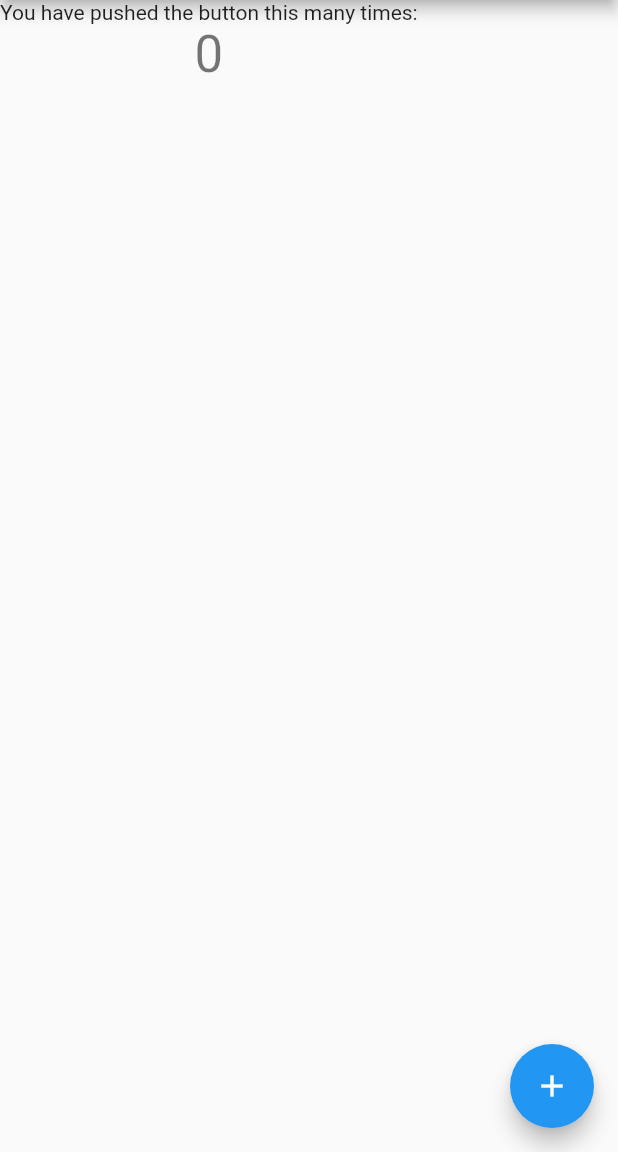
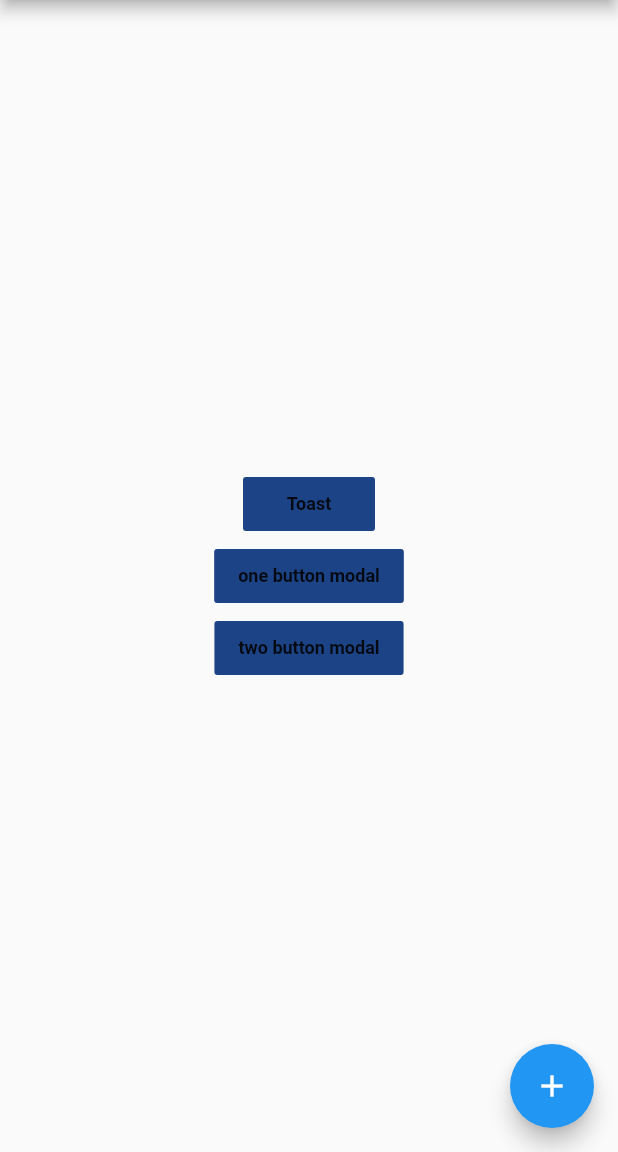
Before and after one commit to milawoai/flutter_globalui, a Flutter app: the screen it shows after launch, on a phone screen of 412 x 824 dp, the part 84-1236 px from its top. Run offline on Flutter 3.47's test engine with Material 2 defaults, Android fonts, the phone set to English and light mode, and no system bars.

```diff
--- a/example/lib/main.dart
+++ b/example/lib/main.dart
@@ -1,5 +1,6 @@
 import 'package:flutter/material.dart';
 import 'package:globalui/globalui.dart'; // 1. import library
+import 'dart:math' as math;
 
 void main() => runApp(MyApp());
 
@@ -33,10 +34,9 @@ class _MyHomePageState extends State<MyHomePage> {
     showCancelModal(
         title: "测试标题",
         msg: "测试消息",
-      onCancelPressed: (){
+        onCancelPressed: () {
           print("showCancelModal");
-      }
-    );
+        });
   }
 
   @override
@@ -53,20 +53,58 @@ class _MyHomePageState extends State<MyHomePage> {
         // the App.build method, and use it to set our appbar title.
         title: Text(widget.title),
       ),
-      body: Container(
-
+      body: Center(
         // Center is a layout widget. It takes a single child and positions it
         // in the middle of the parent.
         child: Column(
           mainAxisSize: MainAxisSize.min,
           mainAxisAlignment: MainAxisAlignment.start,
           children: <Widget>[
-            Text(
-              'You have pushed the button this many times:',
+            FlatButton(
+              color: getRandomColor(),
+              onPressed: () {
+                showToast("tast");
+              },
+              child: Text("Toast",
+                  style:
+                      TextStyle(fontWeight: FontWeight.bold, fontSize: 12.0)),
             ),
-            Text(
-              '$_counter',
-              style: Theme.of(context).textTheme.display1,
+            FlatButton(
+               color: getRandomColor(),
+              onPressed: () {
+                showCancelModal(
+                    title: "测试标题",
+                    msg: "测试消息",
+                    onCancelPressed: () {
+                      print("showCancelModal");
+                    });
+              },
+              child: Text("one button modal",
+                  style:
+                      TextStyle(fontWeight: FontWeight.bold, fontSize: 12.0)),
+            ),
+            FlatButton(
+               color: getRandomColor(),
+               onPressed: () {
+                showCancelConfirmModal(
+                    title: "testTitle",
+                    msg: "测试消息",
+                    cancelText: "BYE",
+                    onCancelPressed: () {
+                      print("click cancel");
+                    },
+                    confirmText: "Hi",
+                    confirmTextStyle: TextStyle(color: Colors.white, fontSize: 15.0),
+                    confirmBackgroundColor: Colors.red,
+                    onConfirmPressed: () {
+                      print("click confirm");
+                    },
+                  );
+
+              },
+              child: Text("two button modal",
+                  style:
+                      TextStyle(fontWeight: FontWeight.bold, fontSize: 12.0)),
             ),
           ],
         ),
@@ -78,4 +116,8 @@ class _MyHomePageState extends State<MyHomePage> {
       ), // This trailing comma makes auto-formatting nicer for build methods.
     );
   }
+
+  Color getRandomColor() {
+    return Color((math.Random().nextDouble() * 0xFFFFFF).toInt() << 0).withOpacity(1.0);
   }
+}
--- a/pubspec.yaml
+++ b/pubspec.yaml
@@ -1,7 +1,8 @@
 name: globalui
 description: A new Flutter package project.
-version: 0.0.2
-author: wulawanshui@gmail.com
+version: 0.0.3
+authors:
+  - wulawanshui@gmail.com
 homepage: https://github.com/milawoai/flutter_globalui
 
 environment:
```
Also changed, not shown: example/pubspec.lock, 1 other file. Lines whose indentation alone changed are shown as unchanged.
